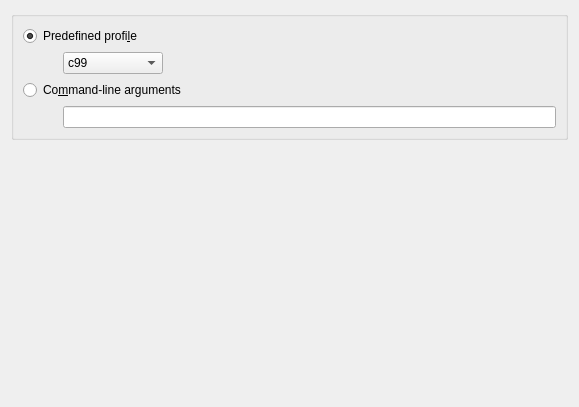
Qt form languages/plugins/custom-definesandincludes/kcm_widget/parserwidget.ui (KDE/kdevelop) before a commit.
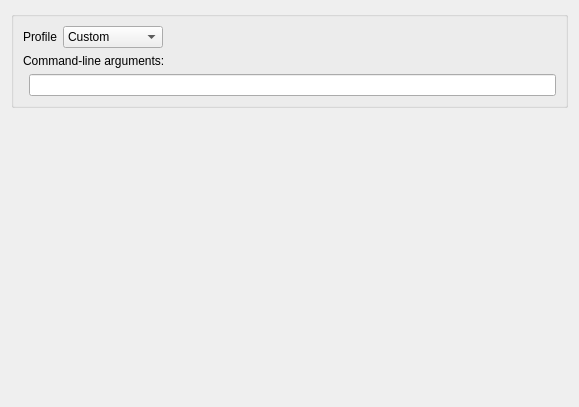
The same form after that commit.

Commit message:
A couple of fixes to the language profile selector
Now it should work with all project paths.

The edit to the form file:
```diff
--- a/languages/plugins/custom-definesandincludes/kcm_widget/parserwidget.ui
+++ b/languages/plugins/custom-definesandincludes/kcm_widget/parserwidget.ui
@@ -13,53 +13,21 @@
   <property name="windowTitle">
    <string>Form</string>
   </property>
-  <layout class="QGridLayout" name="gridLayout_2">
-   <item row="1" column="1">
-    <spacer name="verticalSpacer">
-     <property name="orientation">
-      <enum>Qt::Vertical</enum>
-     </property>
-     <property name="sizeHint" stdset="0">
-      <size>
-       <width>20</width>
-       <height>406</height>
-      </size>
-     </property>
-    </spacer>
-   </item>
-   <item row="0" column="1">
+  <layout class="QGridLayout" name="gridLayout_3">
+   <item row="0" column="0">
     <widget class="QGroupBox" name="groupBox">
      <property name="title">
       <string/>
      </property>
-     <layout class="QGridLayout" name="gridLayout">
-      <item row="0" column="0">
-       <widget class="QRadioButton" name="kcfg_useProfile">
-        <property name="text">
-         <string>Predefined profi&amp;le</string>
-        </property>
-        <property name="checked">
-         <bool>true</bool>
-        </property>
-       </widget>
-      </item>
+     <layout class="QGridLayout" name="gridLayout_2">
       <item row="1" column="0">
        <layout class="QHBoxLayout" name="profileLayout">
         <item>
-         <spacer name="horizontalSpacer_2">
-          <property name="orientation">
-           <enum>Qt::Horizontal</enum>
+         <widget class="QLabel" name="label_2">
+          <property name="text">
+           <string>Profile</string>
           </property>
-          <property name="sizeType">
-           <enum>QSizePolicy::Minimum</enum>
-          </property>
-          <property name="sizeHint" stdset="0">
-           <size>
-            <width>40</width>
-            <height>0</height>
-           </size>
-          </property>
-         </spacer>
+         </widget>
         </item>
         <item>
          <widget class="QComboBox" name="languageStandards">
@@ -78,6 +46,11 @@
           <property name="toolTip">
            <string>&lt;html&gt;&lt;head/&gt;&lt;body&gt;&lt;p&gt;Use predefined command-line arguments&lt;/p&gt;&lt;/body&gt;&lt;/html&gt;</string>
           </property>
+          <item>
+           <property name="text">
+            <string>Custom</string>
+           </property>
+          </item>
           <item>
            <property name="text">
             <string>c99</string>
@@ -131,31 +104,15 @@
        </layout>
       </item>
       <item row="2" column="0">
-       <widget class="QRadioButton" name="kcfg_useArguments">
-        <property name="text">
-         <string>Co&amp;mmand-line arguments</string>
-        </property>
-       </widget>
-      </item>
-      <item row="3" column="0">
-       <layout class="QHBoxLayout" name="argumentsLayout">
-        <item>
-         <spacer name="horizontalSpacer_3">
-          <property name="orientation">
-           <enum>Qt::Horizontal</enum>
+       <layout class="QGridLayout" name="argumentsLayout">
+        <item row="0" column="0" colspan="2">
+         <widget class="QLabel" name="argumentsLabel">
+          <property name="text">
+           <string>Command-line arguments:</string>
           </property>
-          <property name="sizeType">
-           <enum>QSizePolicy::Minimum</enum>
-          </property>
-          <property name="sizeHint" stdset="0">
-           <size>
-            <width>40</width>
-            <height>20</height>
-           </size>
-          </property>
-         </spacer>
+         </widget>
         </item>
-        <item>
+        <item row="1" column="1">
          <widget class="QLineEdit" name="parserOptions">
           <property name="minimumSize">
            <size>
@@ -170,6 +127,19 @@
      </layout>
     </widget>
    </item>
+   <item row="1" column="0">
+    <spacer name="verticalSpacer">
+     <property name="orientation">
+      <enum>Qt::Vertical</enum>
+     </property>
+     <property name="sizeHint" stdset="0">
+      <size>
+       <width>20</width>
+       <height>406</height>
+      </size>
+     </property>
+    </spacer>
+   </item>
   </layout>
  </widget>
  <resources/>
```
Left out of the diff: 2 changed lines with no effect on the pictures. The commit also changes 2 other files.
